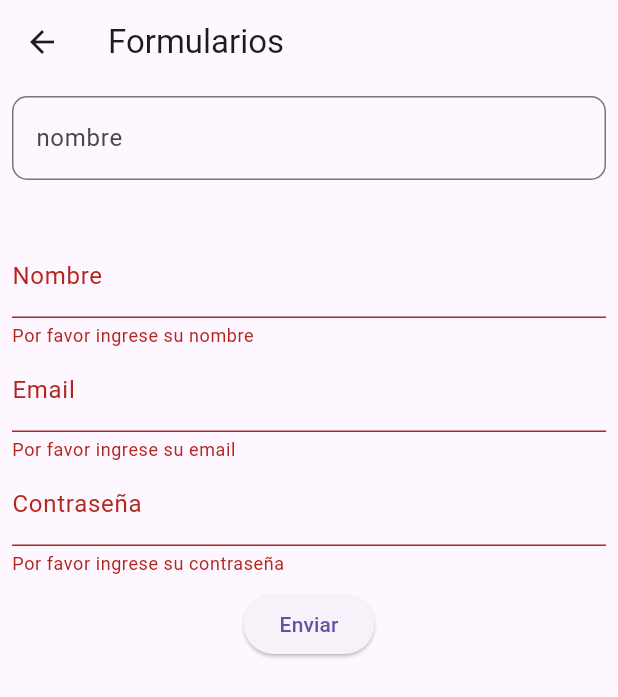
After one commit to neryad/learnig_flutter_series, a Flutter app: the FormulariosPage screen opened directly, after a tap on "Enviar", on a phone screen of 412 x 824 dp. The commit adds this screen. Shown: the top 697 px of the screen. Run offline on Flutter 3.47's test engine with Material 3 defaults, Android fonts, the phone set to English and light mode, and no system bars; our stand-ins replace dio, google_fonts, shared_preferences; accounts and stored records are empty.

Commit message:
feat: Add FormulariosPage with form validation and navigation

```diff
--- /dev/null
+++ b/lib/14-formularios/formularios.dart
@@ -0,0 +1,108 @@
+import 'package:flutter/material.dart';
+
+class FormulariosPage extends StatelessWidget {
+  const FormulariosPage({super.key});
+
+  @override
+  Widget build(BuildContext context) {
+    String nombre = "";
+    final _formkey = GlobalKey<FormState>();
+    final _nameController = TextEditingController();
+    final _emailController = TextEditingController();
+    final _passwordController = TextEditingController();
+
+    void _submit() {
+      if (_formkey.currentState!.validate()) {
+        ScaffoldMessenger.of(context).showSnackBar(
+          const SnackBar(content: Text('Procesando datos')),
+        );
+      }
+    }
+
+    return Scaffold(
+        appBar: AppBar(
+          title: const Text('Formularios'),
+        ),
+        body: Center(
+            child: Column(
+          children: [
+            Padding(
+              padding: const EdgeInsets.all(8.0),
+              child: TextField(
+                decoration: const InputDecoration(
+                  labelText: "nombre",
+                  hintText: "ingrese su nombre",
+                  border: OutlineInputBorder(
+                    borderRadius: BorderRadius.all(Radius.circular(10)),
+                    borderSide: BorderSide(color: Colors.blue, width: 2),
+                  ),
+                ),
+                onChanged: (value) {
+                  nombre = value;
+                  print(nombre);
+                },
+              ),
+            ),
+            const SizedBox(
+              height: 20,
+            ),
+            Padding(
+              padding: const EdgeInsets.all(8.0),
+              child: Form(
+                key: _formkey,
+                child: Column(
+                  children: [
+                    TextFormField(
+                      controller: _nameController,
+                      decoration: const InputDecoration(
+                        labelText: "Nombre",
+                        hintText: "ingrese su nombre",
+                      ),
+                      validator: (value) {
+                        if (value == null || value.isEmpty) {
+                          return 'Por favor ingrese su nombre';
+                        }
+                        return null;
+                      },
+                    ),
+                    TextFormField(
+                      controller: _emailController,
+                      decoration: const InputDecoration(
+                        labelText: "Email",
+                        hintText: "ingrese su email",
+                      ),
+                      keyboardType: TextInputType.emailAddress,
+                      validator: (value) {
+                        if (value == null || value.isEmpty) {
+                          return 'Por favor ingrese su email';
+                        }
+                        return null;
+                      },
+                    ),
+                    TextFormField(
+                      controller: _passwordController,
+                      decoration: const InputDecoration(
+                        labelText: "Contraseña",
+                        hintText: "ingrese su contraseña",
+                      ),
+                      obscureText: true,
+                      validator: (value) {
+                        if (value == null || value.isEmpty) {
+                          return 'Por favor ingrese su contraseña';
+                        }
+                        return null;
+                      },
+                    )
+                  ],
+                ),
+              ),
+            ),
+            ElevatedButton(
+                onPressed: () {
+                  _submit();
+                },
+                child: Text("Enviar")),
+          ],
+        )));
+  }
+}
--- a/lib/main.dart
+++ b/lib/main.dart
@@ -17,6 +17,7 @@ import 'package:learnig_flutter_series/10-InheritedWidget/inhereta-page.dart';
 import 'package:learnig_flutter_series/11-paquetes/paquetes.dart';
 import 'package:learnig_flutter_series/12-http/http_peticiones.dart';
 import 'package:learnig_flutter_series/13-local-storage/localStorage.dart';
+import 'package:learnig_flutter_series/14-formularios/formularios.dart';
 
 void main() {
   runApp(const MainApp());
@@ -239,6 +240,17 @@ class _MainAppState extends State<MainApp> {
                       //Navigator.pop(context);
                     },
                   ),
+                  ListTile(
+                    title: const Text('Formularios'),
+                    subtitle: const Text('Ejemplo de formularios'),
+                    leading: const Icon(Icons.text_fields),
+                    trailing: const Icon(Icons.route),
+                    onTap: () {
+                      _updateWidget(const FormulariosPage());
+                      //Navigator.pop(context);
+                    },
+                  ),
+
                   //Navigator.pop(context);
                 ],
               ),
```
Also changed, not shown: 4 other files.
